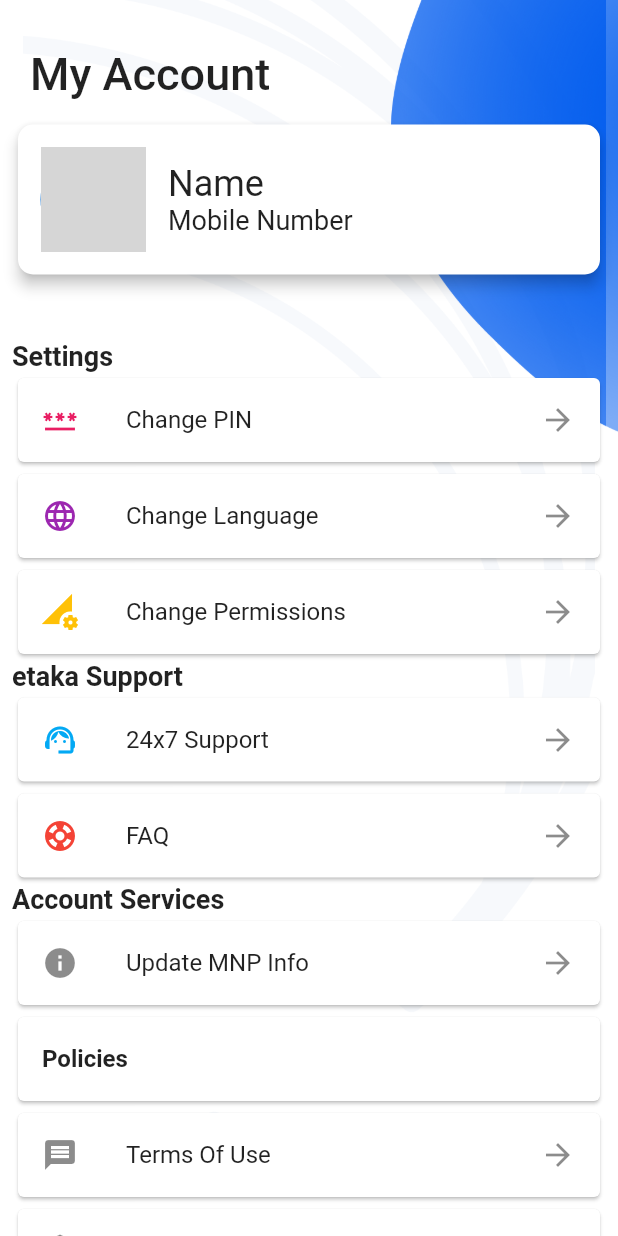
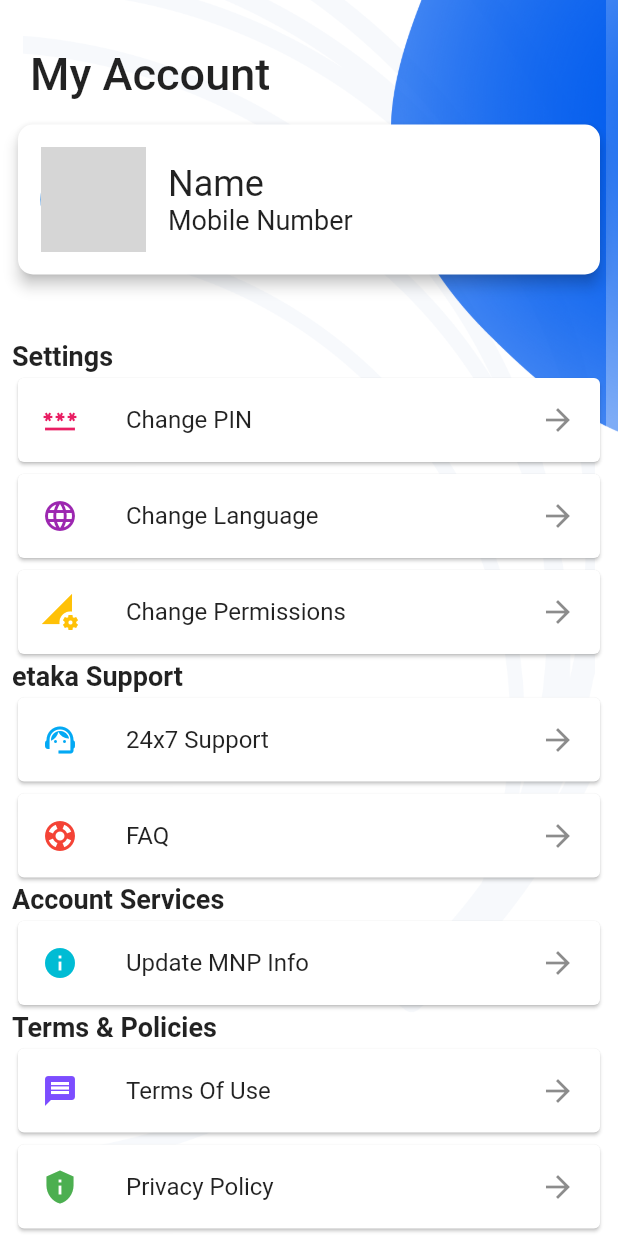
Before and after one commit to BearRabbit324130/Flutter-etaka, a Flutter app: the ProfileScreen screen opened directly, on a phone screen of 412 x 824 dp. Run offline on Flutter 3.47's test engine with Material 2 defaults, Android fonts, the phone set to English and light mode, and no system bars; our stand-ins replace fl_chart, flutter_spinkit, flutter_svg, fluttertoast, persistent_bottom_nav_bar, shared_preferences; missing offline and left inert: flutter_sslcommerz, numeric_keyboard; accounts and stored records are empty; network calls fail; grey boxes are pictures that could not be loaded.

Commit message:
Update Terms and policies icon and layout

```diff
--- a/lib/views/screens/profile_screen.dart
+++ b/lib/views/screens/profile_screen.dart
@@ -127,32 +127,34 @@ class _ProfileScreenState extends State<ProfileScreen> {
                           style: TextStyle(fontWeight: FontWeight.bold, fontSize: 18),),
               Card(
                 child: ListTile(
-                  leading: Icon(Icons.info),
+                  leading: Icon(Icons.info, color: Colors.cyan,),
                   title: Text('Update MNP Info'),
                   trailing: Icon(Icons.arrow_forward),
                 ),
               ),
-              Card(
-                  child: ListTile(
-                      title: Text("Policies",
-                          style: TextStyle(fontWeight: FontWeight.bold)))),
+
+               Text("Terms & Policies",
+                          style: TextStyle(fontWeight: FontWeight.bold, fontSize: 18)),
               Card(
                 child: ListTile(
-                  leading: Icon(Icons.message),
+                  leading: Icon(Icons.message, color: Colors.deepPurpleAccent,),
                   title: Text('Terms Of Use'),
                   trailing: Icon(Icons.arrow_forward),
                 ),
               ),
               Card(
                 child: ListTile(
-                  leading: Icon(Icons.privacy_tip),
+                  leading: Icon(Icons.privacy_tip, color: Colors.green,),
                   title: Text('Privacy Policy'),
                   trailing: Icon(Icons.arrow_forward),
                 ),
               ),
+              SizedBox(
+                height: 40,
+              ),
               Card(
                   child: ListTile(
-                      leading: Icon(Icons.logout),
+                      leading: Icon(Icons.logout, color: Colors.red,),
                       title: Text("Log Out",
                           style: TextStyle(
                               fontWeight: FontWeight.bold,
```
